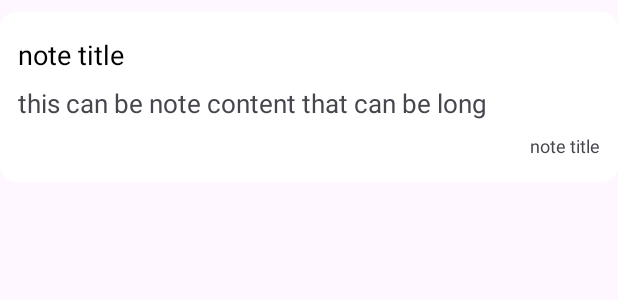
After one commit to Abhi-Codehub/Notes-Pro-, an Android app: the layout recycler_note_item.xml on its own in the app's theme, with its tools: preview values and no code run, on a phone screen of 412 x 824 dp. The commit adds this screen. Shown: the top 300 px of the screen. Run offline under Robolectric (Android 15) with nearby library versions, the phone set to English and light mode, and no system bars.

Commit message:
Notes Pro Adding Recycler view

```diff
--- a/app/build.gradle
+++ b/app/build.gradle
@@ -39,4 +39,6 @@
     testImplementation 'junit:junit:4.13.2'
     androidTestImplementation 'androidx.test.ext:junit:1.1.5'
     androidTestImplementation 'androidx.test.espresso:espresso-core:3.5.1'
+    implementation 'com.firebaseui:firebase-ui-firestore:8.0.2'
+
 }
--- /dev/null
+++ b/app/src/main/res/drawable/baseline_menu_24.xml
@@ -0,0 +1,5 @@
+<vector android:height="24dp" android:tint="#000000"
+    android:viewportHeight="24" android:viewportWidth="24"
+    android:width="24dp" xmlns:android="http://schemas.android.com/apk/res/android">
+    <path android:fillColor="@android:color/white" android:pathData="M3,18h18v-2L3,16v2zM3,13h18v-2L3,11v2zM3,6v2h18L21,6L3,6z"/>
+</vector>
--- /dev/null
+++ b/app/src/main/res/layout/recycler_note_item.xml
@@ -0,0 +1,38 @@
+<?xml version="1.0" encoding="utf-8"?>
+<LinearLayout xmlns:android="http://schemas.android.com/apk/res/android"
+    android:orientation="vertical"
+    android:layout_width="match_parent"
+    android:layout_height="wrap_content"
+    android:padding="12dp"
+    android:layout_marginVertical="8dp"
+    android:backgroundTint="@color/white"
+    android:background="@drawable/rounded_corner">
+
+    <TextView
+        android:layout_width="match_parent"
+        android:layout_height="wrap_content"
+        android:id="@+id/note_title_text_view"
+        android:text="note title"
+        android:textColor="@color/black"
+        android:textSize="18sp"
+        android:layout_marginVertical="4dp"/>
+    <TextView
+        android:layout_width="match_parent"
+        android:layout_height="wrap_content"
+        android:id="@+id/note_content_text_view"
+        android:text="this can be note content that can be long"
+        android:maxLines="2"
+        android:ellipsize="end"
+        android:textSize="17sp"
+        android:layout_marginVertical="4dp"/>
+
+    <TextView
+        android:layout_width="match_parent"
+        android:layout_height="wrap_content"
+        android:id="@+id/note_timestamp_text_view"
+        android:text="note title"
+        android:textSize="12sp"
+        android:gravity="right"
+        android:layout_marginVertical="4dp"/>
+
+</LinearLayout>
```
Also changed, not shown: app/src/main/java/com/example/notespro/MainActivity.java (+60 -1 lines), app/src/main/java/com/example/notespro/NoteAdapter.java (added, +57 -0 lines), app/src/main/java/com/example/notespro/Utility.java (+7 -0 lines), app/src/main/res/layout/activity_main.xml (+34 -0 lines).
